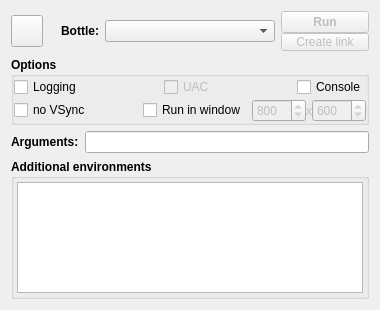
Above: wbgui.ui from sr-tream/WineBottle before the change. Below: the same form after it.
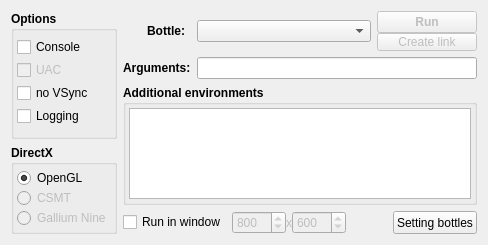
That is the form after the change. Icons and pictures are not drawn.

Commit message: add DirectX render mode switcher

The edit to the form file:
```diff
--- a/wbgui.ui
+++ b/wbgui.ui
@@ -6,14 +6,14 @@
    <rect>
     <x>0</x>
     <y>0</y>
-    <width>380</width>
-    <height>310</height>
+    <width>488</width>
+    <height>245</height>
    </rect>
   </property>
   <property name="minimumSize">
    <size>
     <width>0</width>
-    <height>310</height>
+    <height>245</height>
    </size>
   </property>
   <property name="maximumSize">
@@ -25,10 +25,129 @@
   <property name="windowTitle">
    <string>WineBottle</string>
   </property>
-  <layout class="QGridLayout" name="gridLayout_4">
-   <item row="0" column="0">
+  <layout class="QGridLayout" name="gridLayout_3">
+   <item row="0" column="0" rowspan="2">
+    <widget class="QGroupBox" name="groupBox">
+     <property name="font">
+      <font>
+       <weight>75</weight>
+       <bold>true</bold>
+      </font>
+     </property>
+     <property name="title">
+      <string>Options</string>
+     </property>
+     <layout class="QVBoxLayout" name="verticalLayout_2">
+      <property name="spacing">
+       <number>0</number>
+      </property>
+      <property name="leftMargin">
+       <number>3</number>
+      </property>
+      <property name="topMargin">
+       <number>3</number>
+      </property>
+      <property name="rightMargin">
+       <number>3</number>
+      </property>
+      <property name="bottomMargin">
+       <number>3</number>
+      </property>
+      <item>
+       <widget class="QCheckBox" name="hasConsole">
+        <property name="font">
+         <font>
+          <weight>50</weight>
+          <bold>false</bold>
+         </font>
+        </property>
+        <property name="cursor">
+         <cursorShape>PointingHandCursor</cursorShape>
+        </property>
+        <property name="text">
+         <string>Console</string>
+        </property>
+       </widget>
+      </item>
+      <item>
+       <widget class="QCheckBox" name="hasUAC">
+        <property name="enabled">
+         <bool>false</bool>
+        </property>
+        <property name="font">
+         <font>
+          <weight>50</weight>
+          <bold>false</bold>
+         </font>
+        </property>
+        <property name="cursor">
+         <cursorShape>PointingHandCursor</cursorShape>
+        </property>
+        <property name="text">
+         <string>UAC</string>
+        </property>
+       </widget>
+      </item>
+      <item>
+       <widget class="QCheckBox" name="noVSync">
+        <property name="font">
+         <font>
+          <weight>50</weight>
+          <bold>false</bold>
+         </font>
+        </property>
+        <property name="cursor">
+         <cursorShape>PointingHandCursor</cursorShape>
+        </property>
+        <property name="text">
+         <string>no VSync</string>
+        </property>
+       </widget>
+      </item>
+      <item>
+       <widget class="QCheckBox" name="hasLogging">
+        <property name="font">
+         <font>
+          <weight>50</weight>
+          <bold>false</bold>
+         </font>
+        </property>
+        <property name="cursor">
+         <cursorShape>PointingHandCursor</cursorShape>
+        </property>
+        <property name="text">
+         <string>Logging</string>
+        </property>
+       </widget>
+      </item>
+     </layout>
+    </widget>
+   </item>
+   <item row="0" column="1">
     <layout class="QGridLayout" name="gridLayout">
-     <item row="0" column="2">
+     <item row="0" column="0">
+      <widget class="QLabel" name="label_bottle">
+       <property name="maximumSize">
+        <size>
+         <width>62</width>
+         <height>16777215</height>
+        </size>
+       </property>
+       <property name="font">
+        <font>
+         <weight>75</weight>
+         <bold>true</bold>
+        </font>
+       </property>
+       <property name="text">
+        <string>Bottle:</string>
+       </property>
+       <property name="alignment">
+        <set>Qt::AlignRight|Qt::AlignTrailing|Qt::AlignVCenter</set>
+       </property>
+      </widget>
+     </item>
+     <item row="0" column="1">
       <widget class="QComboBox" name="bottles">
        <property name="minimumSize">
         <size>
@@ -38,7 +157,7 @@
        </property>
       </widget>
      </item>
-     <item row="0" column="4">
+     <item row="0" column="2">
       <layout class="QVBoxLayout" name="verticalLayout">
        <property name="spacing">
         <number>0</number>
@@ -83,12 +202,34 @@
        </item>
       </layout>
      </item>
-     <item row="0" column="1">
-      <widget class="QLabel" name="label_bottle">
-       <property name="maximumSize">
+     <item row="1" column="0">
+      <widget class="QLabel" name="label_args">
+       <property name="font">
+        <font>
+         <weight>75</weight>
+         <bold>true</bold>
+        </font>
+       </property>
+       <property name="text">
+        <string>Arguments:</string>
+       </property>
+      </widget>
+     </item>
+     <item row="1" column="1" colspan="2">
+      <widget class="QLineEdit" name="prog_args">
+       <property name="enabled">
+        <bool>true</bool>
+       </property>
+      </widget>
+     </item>
+    </layout>
+   </item>
+   <item row="1" column="1" rowspan="2">
+    <widget class="QGroupBox" name="addEnv_gb">
+     <property name="minimumSize">
         <size>
-         <width>50</width>
-         <height>16777215</height>
+       <width>0</width>
+       <height>60</height>
         </size>
        </property>
        <property name="font">
@@ -97,38 +238,43 @@
          <bold>true</bold>
         </font>
        </property>
-       <property name="text">
-        <string>Bottle:</string>
-       </property>
-       <property name="alignment">
-        <set>Qt::AlignRight|Qt::AlignTrailing|Qt::AlignVCenter</set>
-       </property>
-      </widget>
-     </item>
+     <property name="title">
+      <string>Additional environments</string>
+     </property>
+     <layout class="QGridLayout" name="gridLayout_7">
+      <property name="leftMargin">
+       <number>3</number>
+      </property>
+      <property name="topMargin">
+       <number>3</number>
+      </property>
+      <property name="rightMargin">
+       <number>3</number>
+      </property>
+      <property name="bottomMargin">
+       <number>3</number>
+      </property>
+      <property name="spacing">
+       <number>3</number>
+      </property>
      <item row="0" column="0">
-      <widget class="QToolButton" name="wb_settings">
-       <property name="maximumSize">
-        <size>
-         <width>32</width>
-         <height>32</height>
-        </size>
-       </property>
-       <property name="icon">
-        <iconset resource="resources.qrc">
-         <normaloff>:/gears.png</normaloff>:/gears.png</iconset>
-       </property>
-       <property name="iconSize">
-        <size>
-         <width>32</width>
-         <height>32</height>
-        </size>
+       <widget class="QPlainTextEdit" name="addEnv">
+        <property name="font">
+         <font>
+          <weight>50</weight>
+          <bold>false</bold>
+         </font>
+        </property>
+        <property name="plainText">
+         <string/>
        </property>
       </widget>
      </item>
     </layout>
+    </widget>
    </item>
-   <item row="1" column="0">
-    <widget class="QGroupBox" name="groupBox">
+   <item row="2" column="0" rowspan="2">
+    <widget class="QGroupBox" name="groupBox_2">
      <property name="font">
       <font>
        <weight>75</weight>
@@ -136,55 +282,77 @@
       </font>
      </property>
      <property name="title">
-      <string>Options</string>
+      <string>DirectX</string>
      </property>
-     <layout class="QGridLayout" name="gridLayout_3">
+     <layout class="QVBoxLayout" name="verticalLayout_3">
+      <property name="spacing">
+       <number>0</number>
+      </property>
       <property name="leftMargin">
-       <number>0</number>
+       <number>3</number>
       </property>
       <property name="topMargin">
-       <number>0</number>
+       <number>3</number>
       </property>
       <property name="rightMargin">
-       <number>0</number>
+       <number>3</number>
       </property>
       <property name="bottomMargin">
-       <number>0</number>
+       <number>3</number>
       </property>
-      <property name="spacing">
-       <number>2</number>
-      </property>
-      <item row="1" column="0">
+      <item>
+       <widget class="QRadioButton" name="dx_opengl">
+        <property name="font">
+         <font>
+          <weight>50</weight>
+          <bold>false</bold>
+         </font>
+        </property>
+        <property name="text">
+         <string>OpenGL</string>
+        </property>
+        <property name="checked">
+         <bool>true</bool>
+        </property>
+       </widget>
+      </item>
+      <item>
+       <widget class="QRadioButton" name="dx_csmt">
+        <property name="enabled">
+         <bool>false</bool>
+        </property>
+        <property name="font">
+         <font>
+          <weight>50</weight>
+          <bold>false</bold>
+         </font>
+        </property>
+        <property name="text">
+         <string>CSMT</string>
+        </property>
+       </widget>
+      </item>
+      <item>
+       <widget class="QRadioButton" name="dx_nine">
+        <property name="enabled">
+         <bool>false</bool>
+        </property>
+        <property name="font">
+         <font>
+          <weight>50</weight>
+          <bold>false</bold>
+         </font>
+        </property>
+        <property name="text">
+         <string>Gallium Nine</string>
+        </property>
+       </widget>
+      </item>
+     </layout>
+    </widget>
+   </item>
+   <item row="3" column="1">
        <layout class="QHBoxLayout" name="horizontalLayout">
-        <item>
-         <widget class="QCheckBox" name="noVSync">
-          <property name="font">
-           <font>
-            <weight>50</weight>
-            <bold>false</bold>
-           </font>
-          </property>
-          <property name="cursor">
-           <cursorShape>PointingHandCursor</cursorShape>
-          </property>
-          <property name="text">
-           <string>no VSync</string>
-          </property>
-         </widget>
-        </item>
-        <item>
-         <spacer name="horizontalSpacer">
-          <property name="orientation">
-           <enum>Qt::Horizontal</enum>
-          </property>
-          <property name="sizeHint" stdset="0">
-           <size>
-            <width>40</width>
-            <height>20</height>
-           </size>
-          </property>
-         </spacer>
-        </item>
         <item>
          <widget class="QCheckBox" name="hasDesktop">
           <property name="font">
@@ -281,30 +449,8 @@
             </property>
            </widget>
           </item>
-         </layout>
-        </item>
-       </layout>
-      </item>
-      <item row="0" column="0">
-       <layout class="QHBoxLayout" name="horizontalLayout_2">
-        <item>
-         <widget class="QCheckBox" name="hasLogging">
-          <property name="font">
-           <font>
-            <weight>50</weight>
-            <bold>false</bold>
-           </font>
-          </property>
-          <property name="cursor">
-           <cursorShape>PointingHandCursor</cursorShape>
-          </property>
-          <property name="text">
-           <string>Logging</string>
-          </property>
-         </widget>
-        </item>
-        <item>
-         <spacer name="horizontalSpacer_4">
+       <item row="0" column="4">
+        <spacer name="horizontalSpacer">
           <property name="orientation">
            <enum>Qt::Horizontal</enum>
           </property>
@@ -316,131 +462,32 @@
           </property>
          </spacer>
         </item>
-        <item>
-         <widget class="QCheckBox" name="hasUAC">
-          <property name="enabled">
-           <bool>false</bool>
-          </property>
-          <property name="font">
-           <font>
-            <weight>50</weight>
-            <bold>false</bold>
-           </font>
-          </property>
-          <property name="cursor">
-           <cursorShape>PointingHandCursor</cursorShape>
-          </property>
-          <property name="text">
-           <string>UAC</string>
-          </property>
-         </widget>
-        </item>
-        <item>
-         <spacer name="horizontalSpacer_3">
-          <property name="orientation">
-           <enum>Qt::Horizontal</enum>
-          </property>
-          <property name="sizeHint" stdset="0">
+       <item row="0" column="5">
+        <widget class="QPushButton" name="wb_settings">
+         <property name="maximumSize">
            <size>
-            <width>40</width>
-            <height>20</height>
-           </size>
-          </property>
-         </spacer>
-        </item>
-        <item>
-         <widget class="QCheckBox" name="hasConsole">
-          <property name="font">
-           <font>
-            <weight>50</weight>
-            <bold>false</bold>
-           </font>
-          </property>
-          <property name="cursor">
-           <cursorShape>PointingHandCursor</cursorShape>
-          </property>
+           <width>65535</width>
+           <height>32</height>
+          </size>
+         </property>
           <property name="text">
-           <string>Console</string>
-          </property>
-         </widget>
-        </item>
-       </layout>
-      </item>
-     </layout>
-    </widget>
-   </item>
-   <item row="2" column="0">
-    <layout class="QHBoxLayout" name="horizontalLayout_3">
-     <item>
-      <widget class="QLabel" name="label_args">
-       <property name="font">
-        <font>
-         <weight>75</weight>
-         <bold>true</bold>
-        </font>
-       </property>
-       <property name="text">
-        <string>Arguments:</string>
-       </property>
-      </widget>
-     </item>
-     <item>
-      <widget class="QLineEdit" name="prog_args">
-       <property name="enabled">
-        <bool>true</bool>
-       </property>
-      </widget>
-     </item>
-    </layout>
-   </item>
-   <item row="3" column="0">
-    <widget class="QGroupBox" name="addEnv_gb">
-     <property name="minimumSize">
+          <string>Setting bottles</string>
+         </property>
+         <property name="icon">
+          <iconset resource="resources.qrc">
+           <normaloff>:/gears.png</normaloff>:/gears.png</iconset>
+         </property>
+         <property name="iconSize">
       <size>
-       <width>0</width>
-       <height>60</height>
-      </size>
-     </property>
-     <property name="font">
-      <font>
-       <weight>75</weight>
-       <bold>true</bold>
-      </font>
-     </property>
-     <property name="title">
-      <string>Additional environments</string>
-     </property>
-     <layout class="QGridLayout" name="gridLayout_7">
-      <property name="leftMargin">
-       <number>3</number>
-      </property>
-      <property name="topMargin">
-       <number>3</number>
-      </property>
-      <property name="rightMargin">
-       <number>3</number>
-      </property>
-      <property name="bottomMargin">
-       <number>3</number>
-      </property>
-      <property name="spacing">
-       <number>3</number>
-      </property>
-      <item row="0" column="0">
-       <widget class="QPlainTextEdit" name="addEnv">
-        <property name="font">
-         <font>
-          <weight>50</weight>
-          <bold>false</bold>
-         </font>
-        </property>
-        <property name="plainText">
-         <string/>
-        </property>
+           <width>32</width>
+           <height>32</height>
+          </size>
+         </property>
        </widget>
       </item>
      </layout>
-    </widget>
+     </item>
+    </layout>
    </item>
   </layout>
  </widget>
```
Lines whose indentation alone changed are shown as unchanged. The commit also changes 4 other files.
